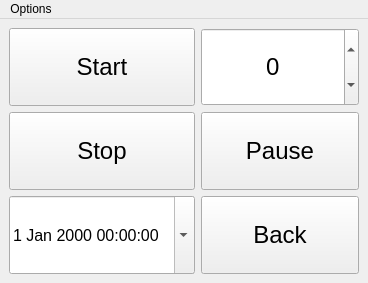
Above: ui/mainwindow.ui from AndreWohnsland/TimeTracker before the change. Below: the same form after it.
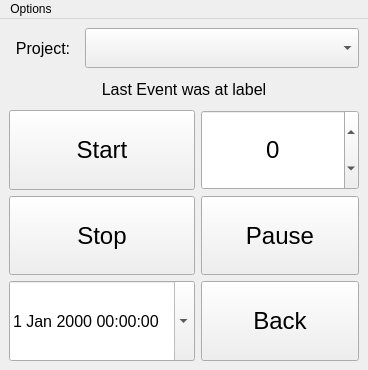
That is the form after the change.

Commit message: add project selection to ui

Diff of the .ui file:
```diff
--- a/ui/mainwindow.ui
+++ b/ui/mainwindow.ui
@@ -7,7 +7,7 @@
     <x>0</x>
     <y>0</y>
     <width>368</width>
-    <height>283</height>
+    <height>370</height>
    </rect>
   </property>
   <property name="windowTitle">
@@ -16,9 +16,9 @@
   <widget class="QWidget" name="centralwidget">
    <layout class="QHBoxLayout" name="horizontalLayout">
     <item>
-     <layout class="QVBoxLayout" name="verticalLayout">
-      <item>
-       <widget class="QPushButton" name="start_button">
+     <layout class="QGridLayout" name="gridLayout">
+      <item row="3" column="1">
+       <widget class="QPushButton" name="pause_button">
         <property name="minimumSize">
          <size>
           <width>0</width>
@@ -37,11 +37,11 @@
          </font>
         </property>
         <property name="text">
-         <string>Start</string>
+         <string>Pause</string>
         </property>
        </widget>
       </item>
-      <item>
+      <item row="3" column="0">
        <widget class="QPushButton" name="stop_button">
         <property name="minimumSize">
          <size>
@@ -65,35 +65,7 @@
         </property>
        </widget>
       </item>
-      <item>
-       <widget class="QDateTimeEdit" name="past_datetime_edit">
-        <property name="minimumSize">
-         <size>
-          <width>0</width>
-          <height>50</height>
-         </size>
-        </property>
-        <property name="maximumSize">
-         <size>
-          <width>200</width>
-          <height>100</height>
-         </size>
-        </property>
-        <property name="font">
-         <font>
-          <pointsize>12</pointsize>
-         </font>
-        </property>
-        <property name="calendarPopup">
-         <bool>true</bool>
-        </property>
-       </widget>
-      </item>
-     </layout>
-    </item>
-    <item>
-     <layout class="QVBoxLayout" name="verticalLayout_2">
-      <item>
+      <item row="2" column="1">
        <widget class="QSpinBox" name="pause_box">
         <property name="minimumSize">
          <size>
@@ -126,8 +98,51 @@
         </property>
        </widget>
       </item>
-      <item>
-       <widget class="QPushButton" name="pause_button">
+      <item row="0" column="0" colspan="2">
+       <layout class="QHBoxLayout" name="horizontalLayout_2">
+        <property name="sizeConstraint">
+         <enum>QLayout::SetMinimumSize</enum>
+        </property>
+        <item>
+         <widget class="QLabel" name="label_project">
+          <property name="maximumSize">
+           <size>
+            <width>70</width>
+            <height>50</height>
+           </size>
+          </property>
+          <property name="font">
+           <font>
+            <pointsize>12</pointsize>
+           </font>
+          </property>
+          <property name="text">
+           <string>Project:  </string>
+          </property>
+          <property name="alignment">
+           <set>Qt::AlignRight|Qt::AlignTrailing|Qt::AlignVCenter</set>
+          </property>
+         </widget>
+        </item>
+        <item>
+         <widget class="QComboBox" name="input_project">
+          <property name="minimumSize">
+           <size>
+            <width>0</width>
+            <height>40</height>
+           </size>
+          </property>
+          <property name="font">
+           <font>
+            <pointsize>12</pointsize>
+           </font>
+          </property>
+         </widget>
+        </item>
+       </layout>
+      </item>
+      <item row="2" column="0">
+       <widget class="QPushButton" name="start_button">
         <property name="minimumSize">
          <size>
           <width>0</width>
@@ -146,11 +161,11 @@
          </font>
         </property>
         <property name="text">
-         <string>Pause</string>
+         <string>Start</string>
         </property>
        </widget>
       </item>
-      <item>
+      <item row="4" column="1">
        <widget class="QPushButton" name="back_button">
         <property name="minimumSize">
          <size>
@@ -174,6 +189,57 @@
         </property>
        </widget>
       </item>
+      <item row="1" column="0" colspan="2">
+       <widget class="QLabel" name="label_last_event">
+        <property name="maximumSize">
+         <size>
+          <width>16777215</width>
+          <height>30</height>
+         </size>
+        </property>
+        <property name="font">
+         <font>
+          <pointsize>12</pointsize>
+         </font>
+        </property>
+        <property name="text">
+         <string>Last Event was at label</string>
+        </property>
+        <property name="scaledContents">
+         <bool>false</bool>
+        </property>
+        <property name="alignment">
+         <set>Qt::AlignCenter</set>
+        </property>
+        <property name="wordWrap">
+         <bool>true</bool>
+        </property>
+       </widget>
+      </item>
+      <item row="4" column="0">
+       <widget class="QDateTimeEdit" name="past_datetime_edit">
+        <property name="minimumSize">
+         <size>
+          <width>0</width>
+          <height>50</height>
+         </size>
+        </property>
+        <property name="maximumSize">
+         <size>
+          <width>200</width>
+          <height>100</height>
+         </size>
+        </property>
+        <property name="font">
+         <font>
+          <pointsize>12</pointsize>
+         </font>
+        </property>
+        <property name="calendarPopup">
+         <bool>true</bool>
+        </property>
+       </widget>
+      </item>
      </layout>
     </item>
    </layout>
```
The commit also changes 3 other files.
